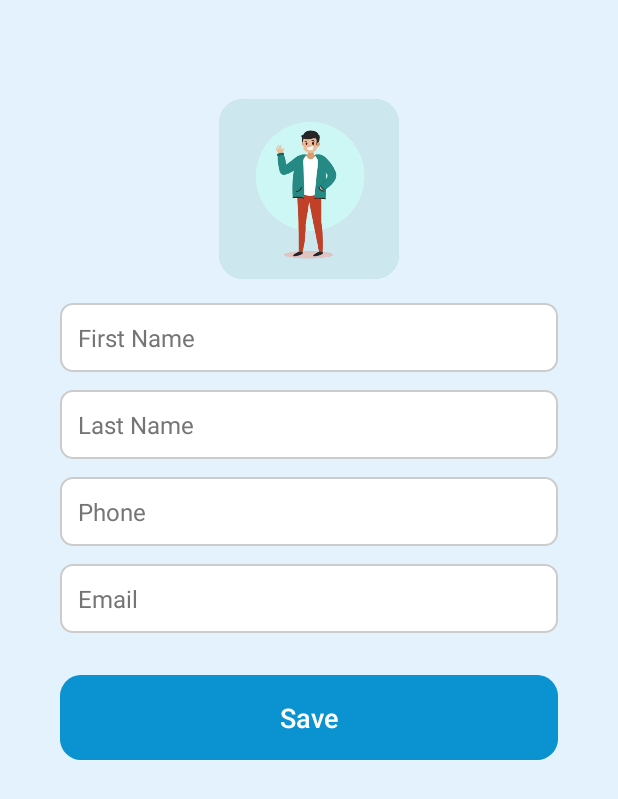
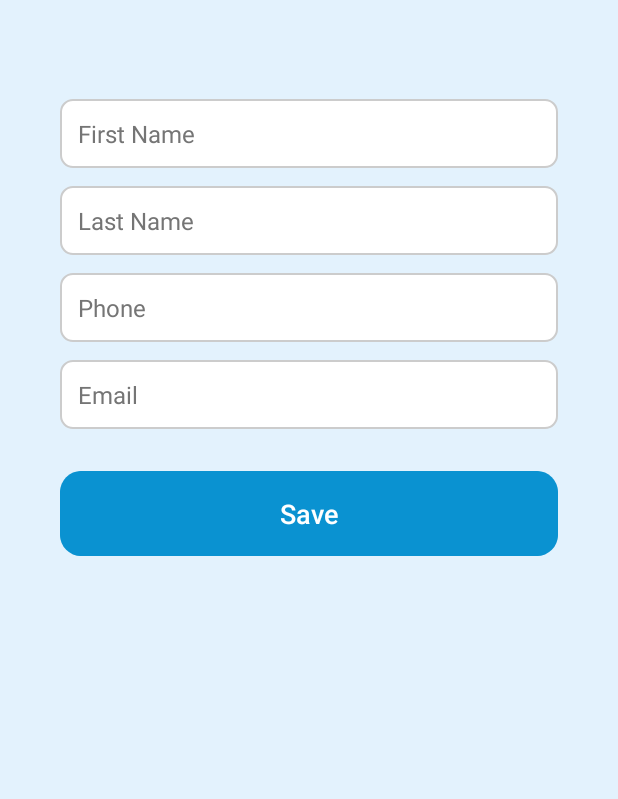
Before and after one commit to mohakr28/miniprojet, an Android app: the EditEmployeeActivity screen opened directly, with no data from a screen before it, on a phone screen of 412 x 824 dp. Shown: the top 799 px of the screen. Run offline under Robolectric (Android 15) with nearby library versions, the phone set to English and light mode, and no system bars.

Commit message:
last commit

```diff
--- a/app/src/main/res/layout/activity_edit_employee.xml
+++ b/app/src/main/res/layout/activity_edit_employee.xml
@@ -14,17 +14,6 @@
         android:orientation="vertical"
         android:padding="16dp">
 
-        <!-- Profile Image -->
-        <ImageView
-            android:id="@+id/employeeImageView"
-            android:layout_width="120dp"
-            android:layout_height="120dp"
-            android:layout_marginBottom="16dp"
-            android:background="@drawable/rounded_background"
-            android:clipToOutline="true"
-            android:contentDescription="Employee Image"
-            android:scaleType="centerCrop"
-            android:src="@drawable/ic_person" /> <!-- Placeholder Image -->
 
         <!-- First Name Input -->
         <EditText
```
Also changed, not shown: app/src/main/java/com/example/mini_projet/EditEmployeeActivity.java (+0 -34 lines).
